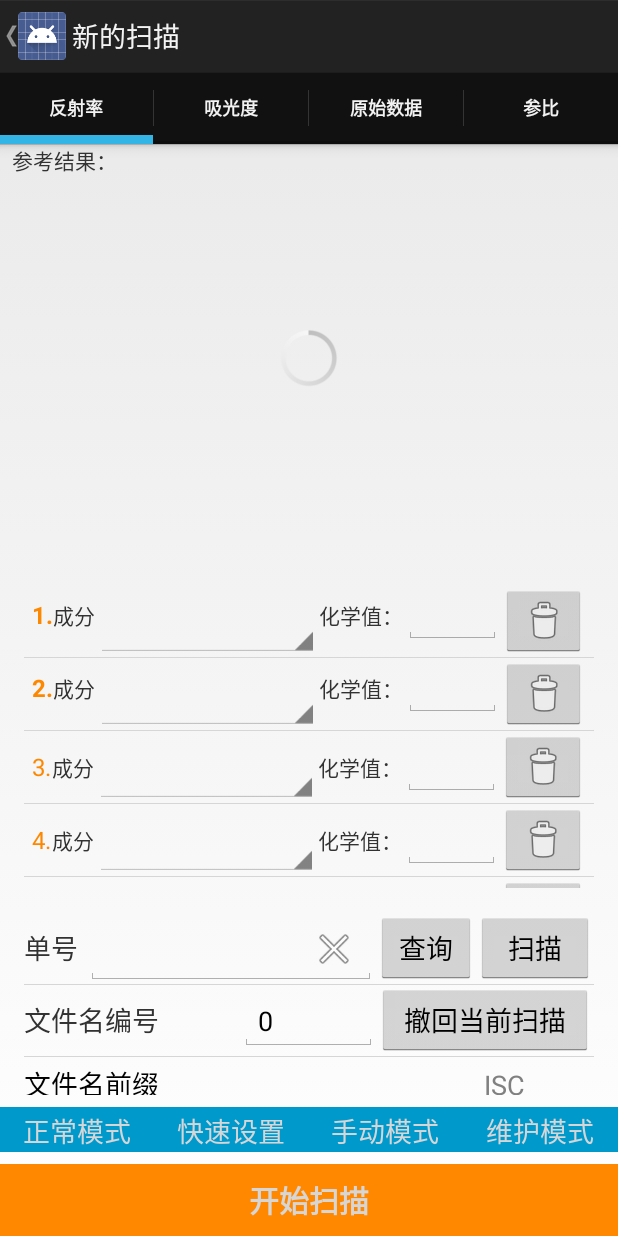
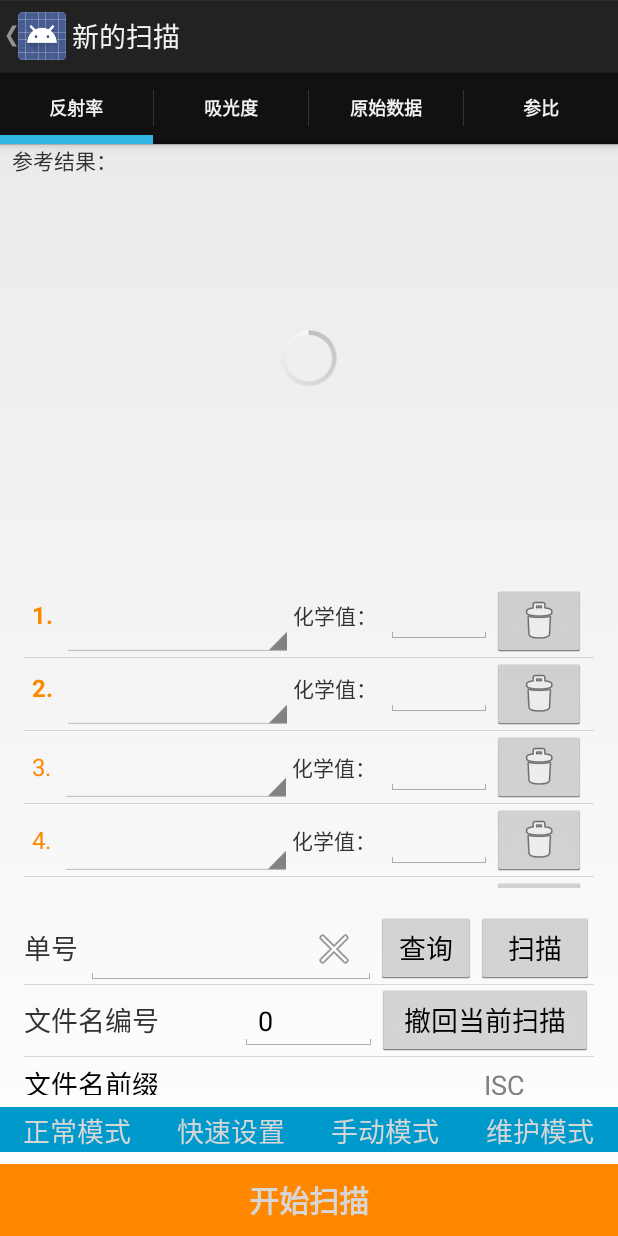
Before and after one commit to lardzy/ISC_NIRScan_Android, an Android app: the ScanViewActivity screen opened directly, with no data from a screen before it, on a phone screen of 412 x 824 dp. Run offline under Robolectric (Android 15) with nearby library versions, the phone set to English and light mode, and no system bars; libraries missing offline, so code that uses them is left out: com.github.mikephil.charting, com.google.zxing.integration, com.opencsv; 68 statements that could not run were skipped.

Commit message:
优化了UI布局

```diff
--- a/app/src/main/res/layout/activity_new_scan.xml
+++ b/app/src/main/res/layout/activity_new_scan.xml
@@ -77,12 +77,6 @@
                     android:textSize="16sp"
                     android:textStyle="bold" />
 
-                <TextView
-                    android:layout_width="wrap_content"
-                    android:layout_height="wrap_content"
-                    android:layout_weight="1"
-                    android:text="成分" />
-
                 <Spinner
                     android:id="@+id/textileComposition"
                     android:layout_width="wrap_content"
@@ -141,13 +135,6 @@
                     android:textSize="16sp"
                     android:textStyle="bold" />
 
-                <TextView
-                    android:id="@+id/comp_2"
-                    android:layout_width="wrap_content"
-                    android:layout_height="wrap_content"
-                    android:layout_weight="1"
-                    android:text="成分" />
-
                 <Spinner
                     android:id="@+id/textileComposition_1"
                     android:layout_width="wrap_content"
@@ -203,13 +190,6 @@
                     android:text="3."
                     android:textColor="#FE8700"
                     android:textSize="16sp" />
-
-                <TextView
-                    android:id="@+id/comp_3"
-                    android:layout_width="wrap_content"
-                    android:layout_height="wrap_content"
-                    android:layout_weight="1"
-                    android:text="成分" />
 
                 <Spinner
                     android:id="@+id/textileComposition_2"
@@ -267,13 +247,6 @@
                     android:textColor="#FE8700"
                     android:textSize="16sp" />
 
-                <TextView
-                    android:id="@+id/comp_4"
-                    android:layout_width="wrap_content"
-                    android:layout_height="wrap_content"
-                    android:layout_weight="1"
-                    android:text="成分" />
-
                 <Spinner
                     android:id="@+id/textileComposition_3"
                     android:layout_width="wrap_content"
@@ -329,13 +302,6 @@
                     android:text="5."
                     android:textColor="#FE8700"
                     android:textSize="16sp" />
-
-                <TextView
-                    android:id="@+id/comp_5"
-                    android:layout_width="wrap_content"
-                    android:layout_height="wrap_content"
-                    android:layout_weight="1"
-                    android:text="成分" />
 
                 <Spinner
                     android:id="@+id/textileComposition_4"
```
